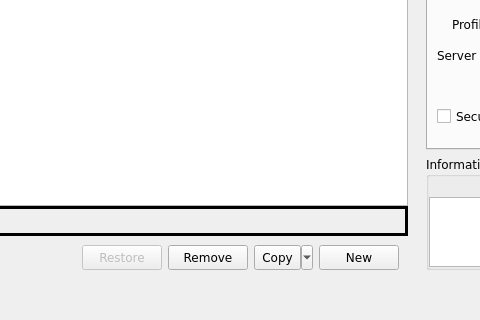
Mudlet/Mudlet, file src/ui/connection_profiles.ui: the form before one commit; both pictures show x 222 to 702 and y 180 to 500 of the 930 by 500 pixel window.
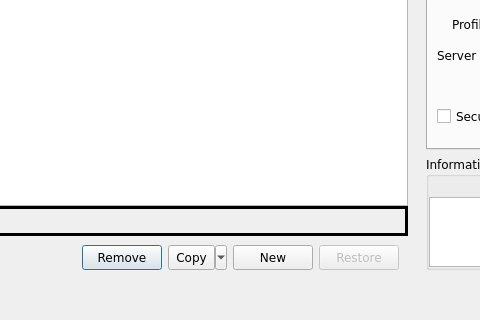
The form after the commit. Icons and pictures are not drawn.

Commit message:
Revise: move the "Restore" button to the right side of the set.
As suggested by @ZookaOnGit .

Diff of the .ui file:
```diff
--- a/src/ui/connection_profiles.ui
+++ b/src/ui/connection_profiles.ui
@@ -310,31 +310,6 @@
               </property>
              </spacer>
             </item>
-            <item>
-             <widget class="QPushButton" name="restore_profiles_button">
-              <property name="enabled">
-               <bool>false</bool>
-              </property>
-              <property name="sizePolicy">
-               <sizepolicy hsizetype="Expanding" vsizetype="Preferred">
-                <horstretch>0</horstretch>
-                <verstretch>0</verstretch>
-               </sizepolicy>
-              </property>
-              <property name="minimumSize">
-               <size>
-                <width>0</width>
-                <height>25</height>
-               </size>
-              </property>
-              <property name="toolTip">
-               <string extracomment="Please ensure the word &quot;Remove&quot; inside the &lt;tt&gt;...&lt;/tt&gt; tags is the same as the text assigned to that button which is next to this one.">&lt;p&gt;This is enabled only if one or more of the default MUDs has been removed by the &lt;tt&gt;Remove&lt;/tt&gt; button. Clicking this one will restore all of them so they can be used.&lt;/p&gt;&lt;p&gt;&lt;i&gt;Note: this will not restore any game data from those predefined MUDs, that was deleted when each one was removed!&lt;/i&gt;&lt;/p&gt;</string>
-              </property>
-              <property name="text">
-               <string>Restore</string>
-              </property>
-             </widget>
-            </item>
             <item>
              <widget class="QPushButton" name="remove_profile_button">
               <property name="sizePolicy">
@@ -398,6 +373,31 @@
               </property>
              </widget>
             </item>
+            <item>
+             <widget class="QPushButton" name="restore_profiles_button">
+              <property name="enabled">
+               <bool>false</bool>
+              </property>
+              <property name="sizePolicy">
+               <sizepolicy hsizetype="Expanding" vsizetype="Preferred">
+                <horstretch>0</horstretch>
+                <verstretch>0</verstretch>
+               </sizepolicy>
+              </property>
+              <property name="minimumSize">
+               <size>
+                <width>0</width>
+                <height>25</height>
+               </size>
+              </property>
+              <property name="toolTip">
+               <string extracomment="Please ensure the word &quot;Remove&quot; inside the &lt;tt&gt;...&lt;/tt&gt; tags is the same as the text assigned to that button which is next to this one.">&lt;p&gt;This is enabled only if one or more of the default MUDs has been removed by the &lt;tt&gt;Remove&lt;/tt&gt; button. Clicking this one will restore all of them so they can be used.&lt;/p&gt;&lt;p&gt;&lt;i&gt;Note: this will not restore any game data from those predefined MUDs, that was deleted when each one was removed!&lt;/i&gt;&lt;/p&gt;</string>
+              </property>
+              <property name="text">
+               <string>Restore</string>
+              </property>
+             </widget>
+            </item>
            </layout>
           </widget>
          </item>
```
Left out of the diff: 2 changed lines with no effect on the pictures.
